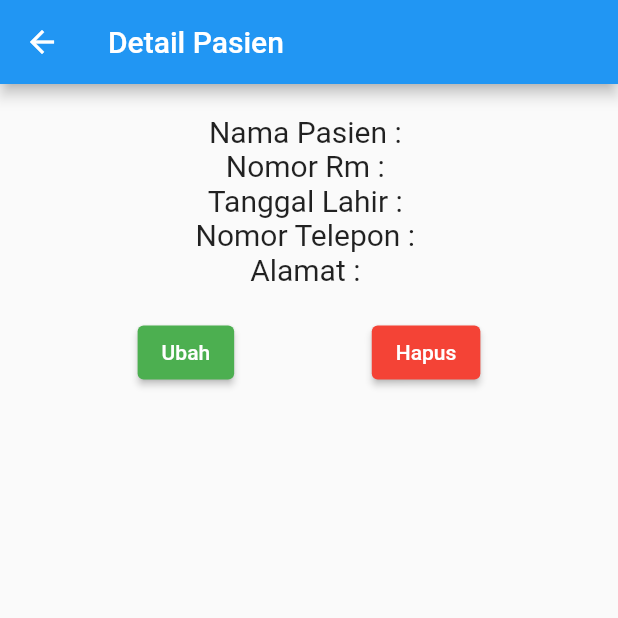
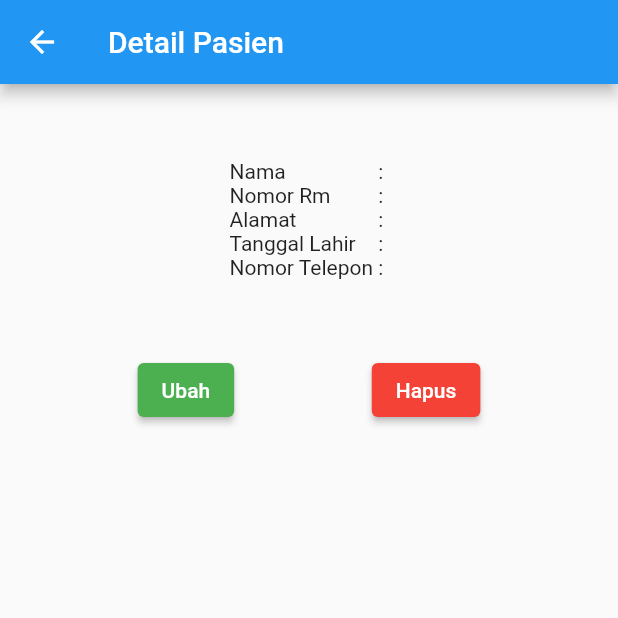
Before and after one commit to siihasann/flutter_application_hasn, a Flutter app: the PasienDetail screen opened directly with empty values, on a phone screen of 412 x 824 dp, the top half of it. Run offline on Flutter 3.47's test engine with Material 2 defaults, Android fonts, the phone set to English and light mode, and no system bars.

```diff
--- a/lib/model/pasien.dart
+++ b/lib/model/pasien.dart
@@ -1,19 +1,19 @@
 import 'package:flutter_application_1/model/pasien.dart';
 
 class Pasien {
-  int? id;
-  String nomor_rm;
-  String nama;
-  String tanggal_lahir;
-  String nomor_telepon;
-  String alamat;
+  late int id;
+  late String nomor_rm;
+  late String nama;
+  late String tanggal_lahir;
+  late String nomor_telepon;
+  late String alamat;
 
-  Pasien({
-    this.id,
-    required this.nomor_rm,
-    required this.nama,
-    required this.tanggal_lahir,
-    required this.nomor_telepon,
-    required this.alamat,
-  });
+  Pasien(Map pasien) {
+    id = pasien['id'];
+    nomor_rm = pasien['nomor_rm'];
+    nama = pasien['nama'];
+    tanggal_lahir = pasien['tanggal_lahir'];
+    nomor_telepon = pasien['nomor_telepon'];
+    alamat = pasien['alamat'];
+  }
 }
--- a/lib/ui/pasien_detail.dart
+++ b/lib/ui/pasien_detail.dart
@@ -1,5 +1,6 @@
 import 'package:flutter/material.dart';
 import '../model/pasien.dart';
+import '../model/data.dart';
 
 class PasienDetail extends StatefulWidget {
   final Pasien pasien;
@@ -16,29 +17,42 @@ class _PasienDetailState extends State<PasienDetail> {
     return Scaffold(
         appBar: AppBar(title: Text("Detail Pasien")),
         body: Column(
+          // mainAxisAlignment: MainAxisAlignment.spaceEvenly,
           children: [
-          SizedBox(height: 20),
-          Text(
-            "Nama Pasien : ${widget.pasien.nama}",
-            style: TextStyle(fontSize: 20),
+            const SizedBox(height: 50),
+            Row(
+              crossAxisAlignment: CrossAxisAlignment.start,
+              mainAxisAlignment: MainAxisAlignment.center,
+              children: [
+                Column(
+                    crossAxisAlignment: CrossAxisAlignment.start,
+                    children: const [
+                      Text(textAlign: TextAlign.left, 'Nama'),
+                      Text(textAlign: TextAlign.left, 'Nomor Rm'),
+                      Text(textAlign: TextAlign.left, 'Alamat'),
+                      Text(textAlign: TextAlign.left, 'Tanggal Lahir'),
+                      Text(textAlign: TextAlign.left, 'Nomor Telepon')
+                    ]),
+                Column(children: const [
+                  Text(' : '),
+                  Text(' : '),
+                  Text(' : '),
+                  Text(' : '),
+                  Text(' : ')
+                ]),
+                Column(
+                  crossAxisAlignment: CrossAxisAlignment.start,
+                  children: [
+                    Text("${widget.pasien.nama}"),
+                    Text("${widget.pasien.nomor_rm}"),
+                    Text("${widget.pasien.alamat}"),
+                    Text("${widget.pasien.tanggal_lahir}"),
+                    Text("${widget.pasien.nomor_telepon}")
+                  ],
+                )
+              ],
             ),
-          Text(
-            "Nomor Rm : ${widget.pasien.nomor_rm}",
-            style: TextStyle(fontSize: 20),
-          ),
-          Text(
-            "Tanggal Lahir : ${widget.pasien.tanggal_lahir}",
-            style: TextStyle(fontSize: 20),
-          ),
-          Text(
-            "Nomor Telepon : ${widget.pasien.nomor_telepon}",
-            style: TextStyle(fontSize: 20),
-          ),
-          Text(
-            "Alamat : ${widget.pasien.alamat}",
-            style: TextStyle(fontSize: 20),
-          ),
-          SizedBox(height: 20),
+            const SizedBox(height: 50),
             Row(
               mainAxisAlignment: MainAxisAlignment.spaceEvenly,
               children: [
@@ -49,12 +63,12 @@ class _PasienDetailState extends State<PasienDetail> {
                     child: const Text("Ubah")),
                 ElevatedButton(
                     onPressed: () {},
-                  style: ElevatedButton.styleFrom(backgroundColor: Colors.red),
+                    style:
+                        ElevatedButton.styleFrom(backgroundColor: Colors.red),
                     child: const Text("Hapus")),
               ],
             )
           ],
-      ),
-    );
+        ));
   }
 }
```
Also changed, not shown: lib/ui/beranda.dart (+7 -23 lines), lib/ui/pasien_form.dart (added, +30 -0 lines), lib/ui/pasien_item.dart (added, +25 -0 lines), lib/ui/pasien_page.dart (added, +50 -0 lines). Lines whose indentation alone changed are shown as unchanged.
